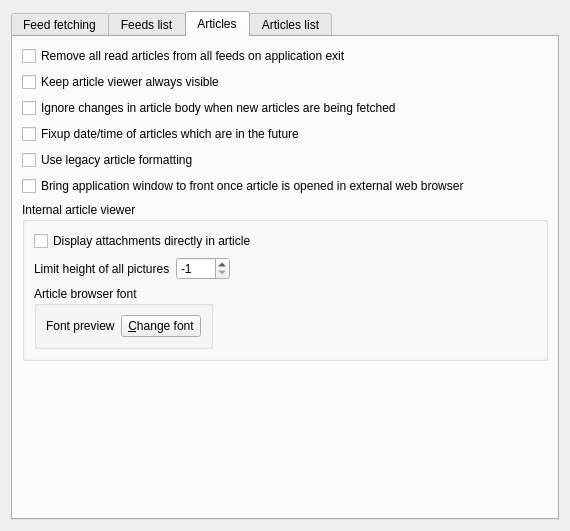
This is src/librssguard/gui/settings/settingsfeedsmessages.ui in martinrotter/rssguard as Qt 5 draws it before an edit. The edited form follows.
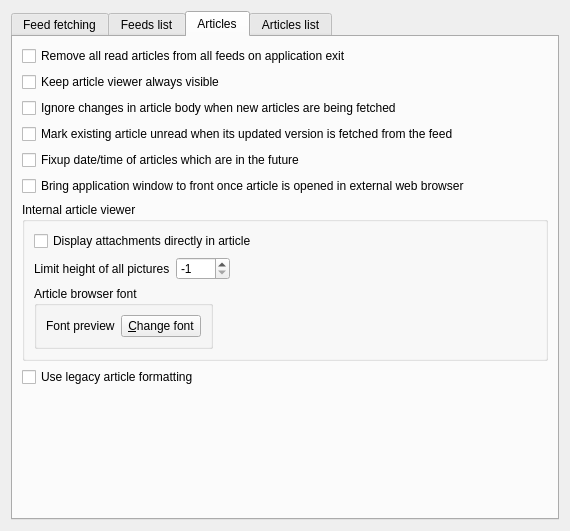
This is the edited form. The open tabs and pages were chosen to show the change. Custom widgets are drawn as their Qt base class.

Commit message: add option to have article marked automatically unread when its content/date is changed

```diff
--- a/src/librssguard/gui/settings/settingsfeedsmessages.ui
+++ b/src/librssguard/gui/settings/settingsfeedsmessages.ui
@@ -301,7 +301,7 @@
          </property>
         </widget>
        </item>
-       <item row="3" column="0" colspan="2">
+       <item row="4" column="0" colspan="2">
         <widget class="QCheckBox" name="m_cbFixupArticleDatetime">
          <property name="text">
           <string>Fixup date/time of articles which are in the future</string>
@@ -421,13 +421,20 @@
          </property>
         </widget>
        </item>
-       <item row="4" column="0" colspan="2">
+       <item row="7" column="0" colspan="2">
         <widget class="QCheckBox" name="m_cbLegacyArticleFormatting">
          <property name="text">
           <string>Use legacy article formatting</string>
          </property>
         </widget>
        </item>
+       <item row="3" column="0" colspan="2">
+        <widget class="QCheckBox" name="m_cbUnreadWhenUpdated">
+         <property name="text">
+          <string>Mark existing article unread when its updated version is fetched from the feed</string>
+         </property>
+        </widget>
+       </item>
       </layout>
      </widget>
      <widget class="QWidget" name="m_tabArticlesList">
```
Left out of the diff: 1 changed line with no effect on the pictures. The commit also changes 4 other files.
